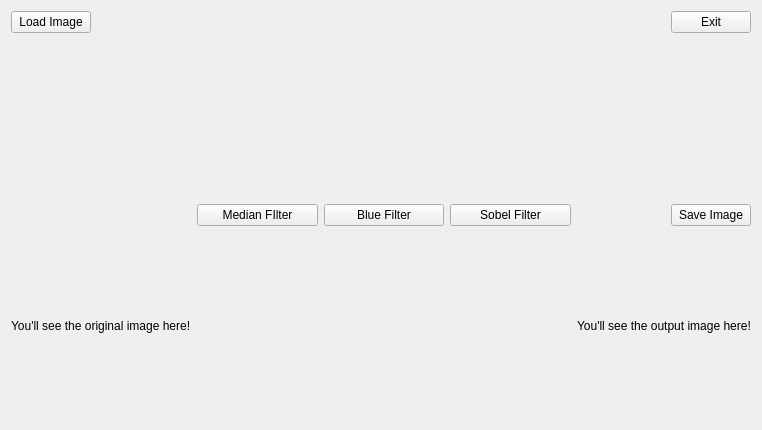
Qt form src/prototxt_files/project_filter_gui/mainwindow.ui (MATF-RS19/RS020-proj3ctf1lter) before a commit.
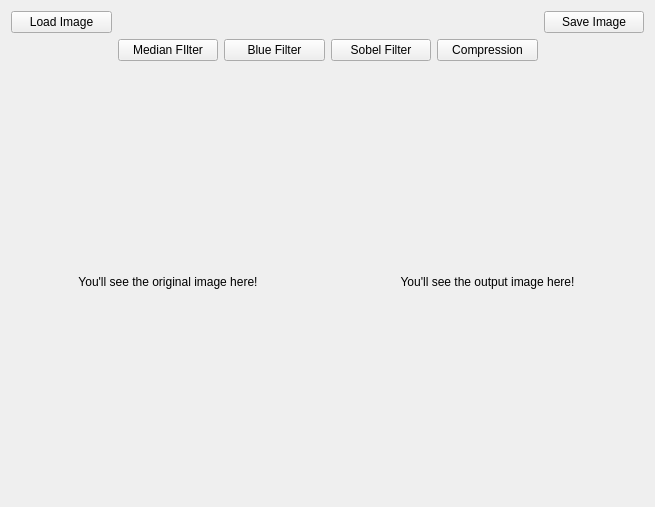
The same form after that commit.

Commit message: Enabled saving and enlarged image preview

Patch:
```diff
--- a/src/prototxt_files/project_filter_gui/mainwindow.ui
+++ b/src/prototxt_files/project_filter_gui/mainwindow.ui
@@ -6,8 +6,8 @@
    <rect>
     <x>0</x>
     <y>0</y>
-    <width>762</width>
-    <height>430</height>
+    <width>655</width>
+    <height>507</height>
    </rect>
   </property>
   <property name="windowTitle">
@@ -15,24 +15,24 @@
   </property>
   <widget class="QWidget" name="centralWidget">
    <layout class="QGridLayout" name="gridLayout">
-    <item row="0" column="12" alignment="Qt::AlignRight|Qt::AlignTop">
-     <widget class="QPushButton" name="pushButton_6">
+    <item row="0" column="0">
+     <widget class="QPushButton" name="button_load_image">
       <property name="text">
-       <string>Exit</string>
+       <string>Load Image</string>
       </property>
      </widget>
     </item>
-    <item row="1" column="12" alignment="Qt::AlignRight|Qt::AlignTop">
+    <item row="0" column="5">
      <widget class="QPushButton" name="button_save_image">
       <property name="text">
        <string>Save Image</string>
       </property>
      </widget>
     </item>
-    <item row="2" column="0">
-     <widget class="QLabel" name="label_image">
+    <item row="1" column="1">
+     <widget class="QPushButton" name="button_filter_madian">
       <property name="text">
-       <string>You'll see the original image here!</string>
+       <string>Median FIlter</string>
       </property>
      </widget>
     </item>
@@ -50,24 +50,42 @@
       </property>
      </widget>
     </item>
-    <item row="0" column="0" alignment="Qt::AlignLeft|Qt::AlignTop">
-     <widget class="QPushButton" name="button_load_image">
+    <item row="1" column="4">
+     <widget class="QPushButton" name="button_filter_compression">
       <property name="text">
-       <string>Load Image</string>
+       <string>Compression</string>
       </property>
      </widget>
     </item>
-    <item row="2" column="12" alignment="Qt::AlignRight">
+    <item row="2" column="0" colspan="3">
+     <widget class="QLabel" name="label_image">
+      <property name="sizePolicy">
+       <sizepolicy hsizetype="Minimum" vsizetype="Preferred">
+        <horstretch>0</horstretch>
+        <verstretch>0</verstretch>
+       </sizepolicy>
+      </property>
+      <property name="text">
+       <string>You'll see the original image here!</string>
+      </property>
+      <property name="alignment">
+       <set>Qt::AlignCenter</set>
+      </property>
+     </widget>
+    </item>
+    <item row="2" column="3" colspan="3">
      <widget class="QLabel" name="label4output">
+      <property name="sizePolicy">
+       <sizepolicy hsizetype="Minimum" vsizetype="Preferred">
+        <horstretch>0</horstretch>
+        <verstretch>0</verstretch>
+       </sizepolicy>
+      </property>
       <property name="text">
        <string>You'll see the output image here!</string>
       </property>
-     </widget>
-    </item>
-    <item row="1" column="1">
-     <widget class="QPushButton" name="button_filter_madian">
-      <property name="text">
-       <string>Median FIlter</string>
+      <property name="alignment">
+       <set>Qt::AlignCenter</set>
       </property>
      </widget>
     </item>
```
The commit also changes 2 other files.
